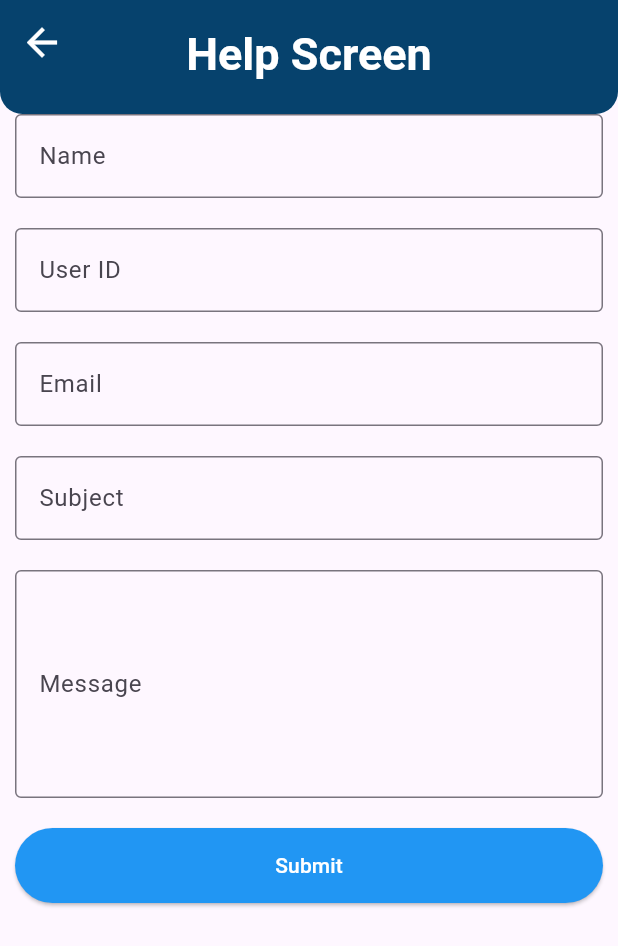
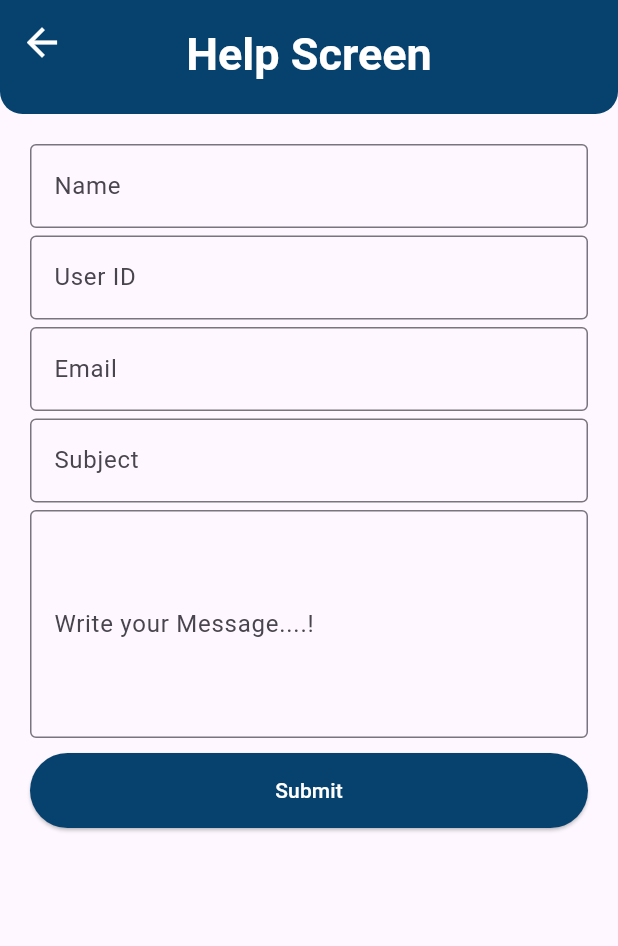
Before and after one commit to Md-Junaead/v6-Micro-Finance, a Flutter app: the HelpScreen screen opened by its route, on a phone screen of 412 x 824 dp. Shown: the top 946 px of the screen. Run offline on Flutter 3.47's test engine with Material 3 defaults, Android fonts, the phone set to English and light mode, and no system bars; our stand-ins replace animate_do, carousel_slider, country_picker, shared_preferences; accounts and stored records are empty.

Commit message:
Mail Style complete

```diff
--- a/lib/screens/dashboard/help_screen.dart
+++ b/lib/screens/dashboard/help_screen.dart
@@ -74,11 +74,12 @@ Message: ${_messageController.text}
         title: "Help Screen",
       ),
       body: Padding(
-        padding: const EdgeInsets.symmetric(horizontal: 10.0),
+        padding: const EdgeInsets.symmetric(horizontal: 20.0),
         child: Form(
           key: _formKey,
           child: ListView(
             children: [
+              SizedBox(height: 20),
               // Name
               TextFormField(
                 controller: _nameController,
@@ -93,7 +94,7 @@ Message: ${_messageController.text}
                   return null;
                 },
               ),
-              SizedBox(height: 20),
+              SizedBox(height: 5),
 
               // User ID Field
               TextFormField(
@@ -109,7 +110,7 @@ Message: ${_messageController.text}
                   return null;
                 },
               ),
-              SizedBox(height: 20),
+              SizedBox(height: 5),
 
               // Email Field
               TextFormField(
@@ -128,7 +129,7 @@ Message: ${_messageController.text}
                   return null;
                 },
               ),
-              SizedBox(height: 20),
+              SizedBox(height: 5),
 
               // Subject Field
               TextFormField(
@@ -144,14 +145,14 @@ Message: ${_messageController.text}
                   return null;
                 },
               ),
-              SizedBox(height: 20),
+              SizedBox(height: 5),
 
               // Message Field
               TextFormField(
                 controller: _messageController,
                 maxLines: 5,
                 decoration: InputDecoration(
-                  labelText: 'Message',
+                  labelText: 'Write your Message....!',
                   border: OutlineInputBorder(),
                 ),
                 validator: (value) {
@@ -161,7 +162,7 @@ Message: ${_messageController.text}
                   return null;
                 },
               ),
-              SizedBox(height: 20),
+              SizedBox(height: 10),
 
               // Submit Button
               SizedBox(
@@ -170,7 +171,7 @@ Message: ${_messageController.text}
                 child: ElevatedButton(
                   onPressed: _submitForm,
                   style: ElevatedButton.styleFrom(
-                    backgroundColor: Colors.blue,
+                    backgroundColor: Color(0xFF06426D),
                     foregroundColor: Colors.white,
                   ),
                   child: Text('Submit'),
```
